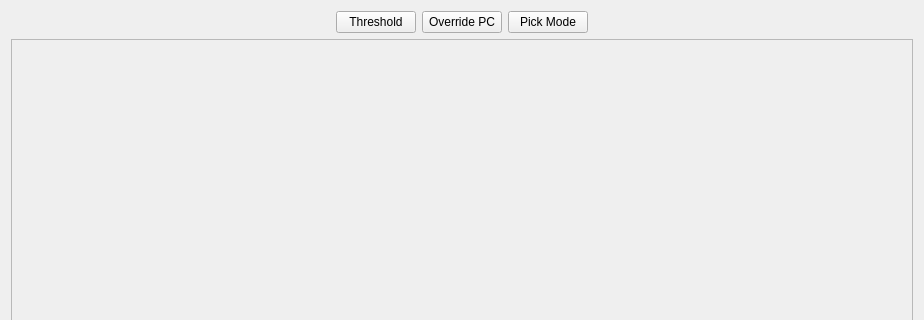
Above: Code/Mantid/Vates/VatesSimpleGui/ViewWidgets/inc/MantidVatesSimpleGuiViewWidgets/SplatterPlotView.ui from mantidproject/mantid before the change; both pictures show x 0 to 924 and y 0 to 320 of the 924 by 684 pixel window. Below: the same form after it.
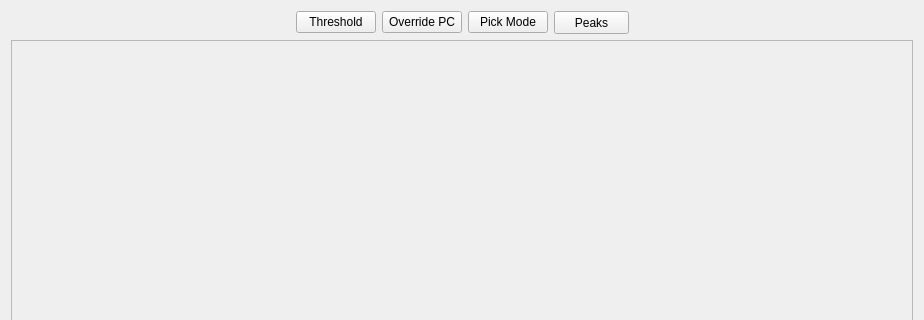
That is the form after the change.

Commit message: Refs #11053 Adding peaks table to splatterplot

```diff
--- a/Code/Mantid/Vates/VatesSimpleGui/ViewWidgets/inc/MantidVatesSimpleGuiViewWidgets/SplatterPlotView.ui
+++ b/Code/Mantid/Vates/VatesSimpleGui/ViewWidgets/inc/MantidVatesSimpleGuiViewWidgets/SplatterPlotView.ui
@@ -59,6 +59,28 @@
        </property>
       </widget>
      </item>
+     <item>
+      <widget class="QToolButton" name="peaksButton">
+       <property name="minimumSize">
+        <size>
+         <width>75</width>
+         <height>23</height>
+        </size>
+       </property>
+       <property name="baseSize">
+        <size>
+         <width>0</width>
+         <height>0</height>
+        </size>
+       </property>
+       <property name="text">
+        <string>Peaks</string>
+       </property>
+       <property name="arrowType">
+        <enum>Qt::NoArrow</enum>
+       </property>
+      </widget>
+     </item>
      <item>
       <spacer name="horizontalSpacer_2">
        <property name="orientation">
```
Left out of the diff: 3 changed lines with no effect on the pictures. The commit also changes 19 other files.
